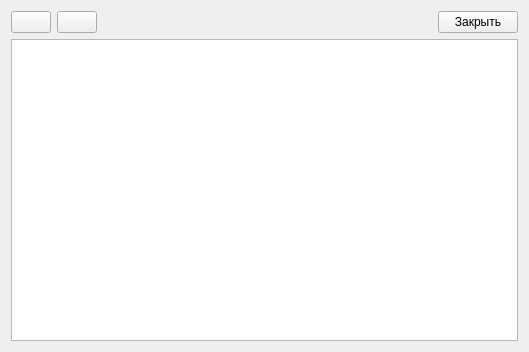
Above: interfaces/request_registry.ui from RichCake/Kursovoj-proekt-Karpov-313IS before the change. Below: the same form after it.
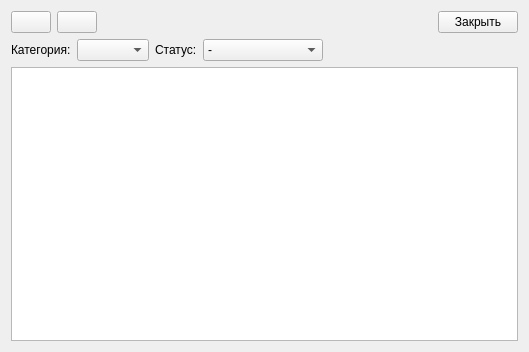
That is the form after the change. Icons and pictures are not drawn.

What changed in the file:
```diff
--- a/interfaces/request_registry.ui
+++ b/interfaces/request_registry.ui
@@ -13,8 +13,6 @@
   <property name="windowTitle">
    <string>Form</string>
   </property>
-  <layout class="QVBoxLayout" name="verticalLayout_2">
-   <item>
     <layout class="QVBoxLayout" name="verticalLayout">
      <item>
       <layout class="QHBoxLayout" name="horizontalLayout">
@@ -66,10 +64,77 @@
        </item>
       </layout>
      </item>
+   <item>
+    <layout class="QHBoxLayout" name="horizontalLayout_2">
+     <item>
+      <widget class="QLabel" name="label">
+       <property name="sizePolicy">
+        <sizepolicy hsizetype="Preferred" vsizetype="Fixed">
+         <horstretch>0</horstretch>
+         <verstretch>0</verstretch>
+        </sizepolicy>
+       </property>
+       <property name="text">
+        <string>Категория:</string>
+       </property>
+      </widget>
+     </item>
+     <item>
+      <widget class="QComboBox" name="category_combobox"/>
+     </item>
+     <item>
+      <widget class="QLabel" name="label_2">
+       <property name="text">
+        <string>Статус:</string>
+       </property>
+      </widget>
+     </item>
+     <item>
+      <widget class="QComboBox" name="comboBox">
+       <item>
+        <property name="text">
+         <string>-</string>
+        </property>
+       </item>
+       <item>
+        <property name="text">
+         <string>Не согласовано</string>
+        </property>
+       </item>
+       <item>
+        <property name="text">
+         <string>Согласовано</string>
+        </property>
+       </item>
+       <item>
+        <property name="text">
+         <string>Отклонено</string>
+        </property>
+       </item>
+       <item>
+        <property name="text">
+         <string>Выполнено</string>
+        </property>
+       </item>
+      </widget>
+     </item>
+     <item>
+      <spacer name="horizontalSpacer_2">
+       <property name="orientation">
+        <enum>Qt::Orientation::Horizontal</enum>
+       </property>
+       <property name="sizeHint" stdset="0">
+        <size>
+         <width>40</width>
+         <height>20</height>
+        </size>
+       </property>
+      </spacer>
+     </item>
+    </layout>
+   </item>
      <item>
       <widget class="QTableView" name="request_list"/>
-     </item>
-    </layout>
    </item>
   </layout>
  </widget>
```
Left out of the diff: 20 changed lines with no effect on the pictures. Lines whose indentation alone changed are shown as unchanged.
